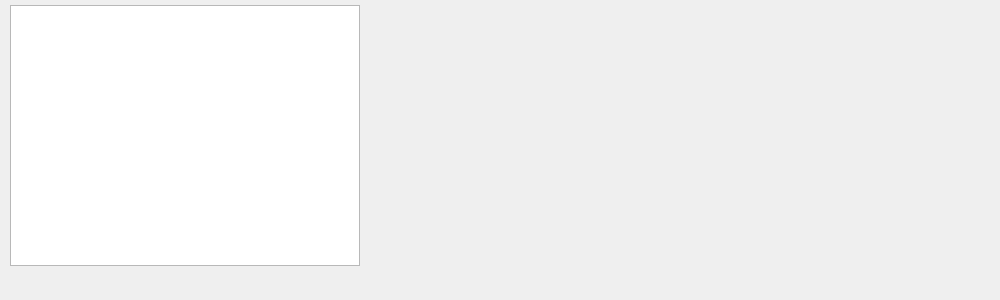
Old version of the form qcrocoflow_dockwidget_base.ui in the repository epzt/qcrocoflow.
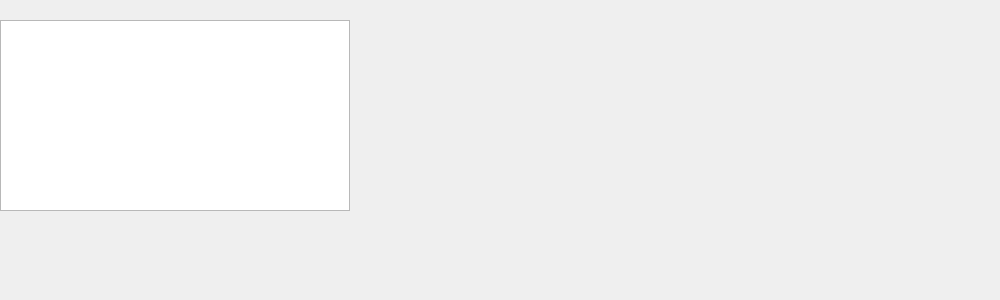
New version of the form. Icons and pictures are not drawn.

```diff
--- a/qcrocoflow_dockwidget_base.ui
+++ b/qcrocoflow_dockwidget_base.ui
@@ -17,10 +17,10 @@
    <widget class="QTextEdit" name="messagelogTextEdit">
     <property name="geometry">
      <rect>
-      <x>10</x>
-      <y>5</y>
+      <x>0</x>
+      <y>20</y>
       <width>350</width>
-      <height>261</height>
+      <height>191</height>
      </rect>
     </property>
     <property name="maximumSize">
```
Left out of the diff: 7 changed lines with no effect on the pictures.
